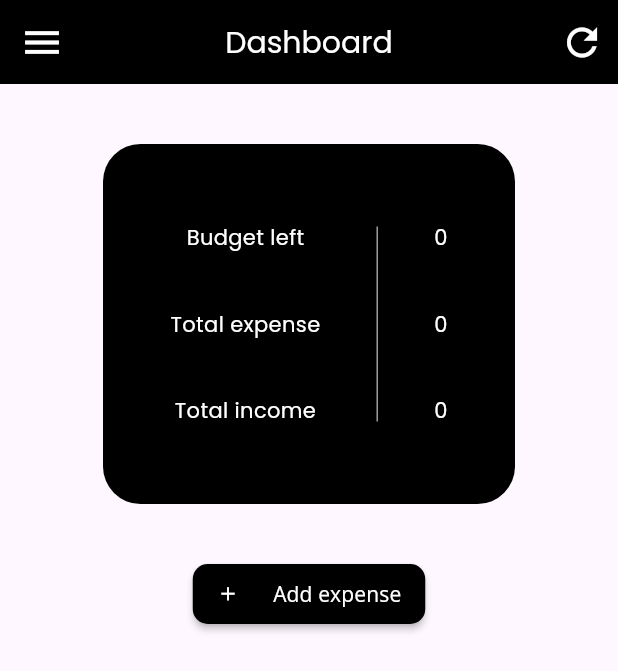
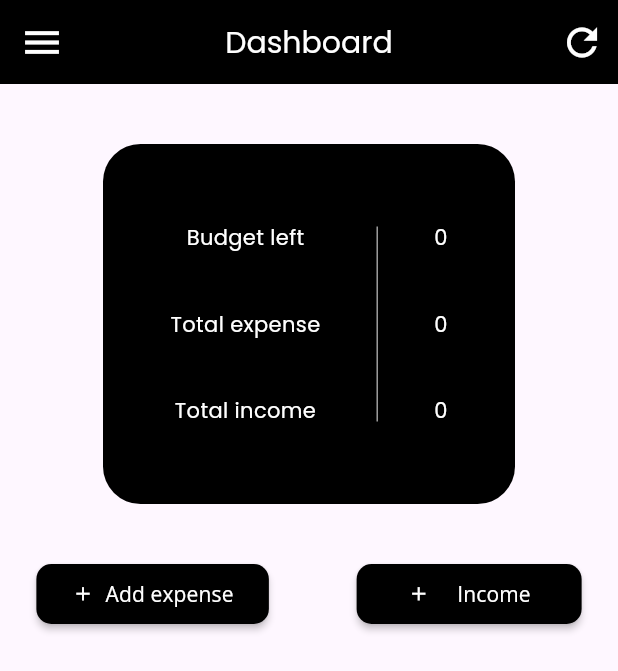
Before and after one commit to htomeload/budgets_app_flutter, a Flutter app: the screen it shows once a user with an empty profile is signed in, on a phone screen of 412 x 824 dp. Shown: the top 671 px of the screen. Run offline on Flutter 3.47's test engine with Material 3 defaults, Android fonts, the phone set to English and light mode, and no system bars; our stand-ins replace cloud_firestore, firebase_auth, firebase_core, flutter_hooks, flutter_svg, google_fonts and 4 more; missing offline and left inert: sign_button; accounts and stored records are empty; network calls fail.

Commit message:
Complete add expense functional - Preparing the add income button - Preparing the add income function

```diff
--- a/lib/mobile/expense_view_mobile.dart
+++ b/lib/mobile/expense_view_mobile.dart
@@ -216,9 +216,11 @@ class ExpenseViewMobile extends HookConsumerWidget {
                       height: 40.0,
                       width: 155.0,
                       child: MaterialButton(
-                        onPressed: () async {},
+                        onPressed: () async {
+                          await viewModelProvider.addExpense(context);
+                        },
                         child: Row(
-                          mainAxisAlignment: MainAxisAlignment.spaceBetween,
+                          mainAxisAlignment: MainAxisAlignment.spaceEvenly,
                           children: [
                             Icon(
                               Icons.add,
@@ -227,6 +229,38 @@ class ExpenseViewMobile extends HookConsumerWidget {
                             ),
                             OpenSans(
                               text: "Add expense",
+                              size: 14.0,
+                              color: Colors.white,
+                            ),
+                          ],
+                        ),
+                        splashColor: Colors.grey,
+                        color: Colors.black,
+                        shape: RoundedRectangleBorder(
+                          borderRadius: BorderRadius.circular(
+                            10.0,
+                          ),
+                        ),
+                      ),
+                    ),
+                    SizedBox(
+                      width: 10.0,
+                    ),
+                    SizedBox(
+                      height: 40.0,
+                      width: 150.0,
+                      child: MaterialButton(
+                        onPressed: () async {},
+                        child: Row(
+                          mainAxisAlignment: MainAxisAlignment.spaceEvenly,
+                          children: [
+                            Icon(
+                              Icons.add,
+                              color: Colors.white,
+                              size: 15.0,
+                            ),
+                            OpenSans(
+                              text: "Income",
                               size: 14.0,
                               color: Colors.white,
                             ),
```
Also changed, not shown: lib/view_model.dart (+34 -1 lines).
